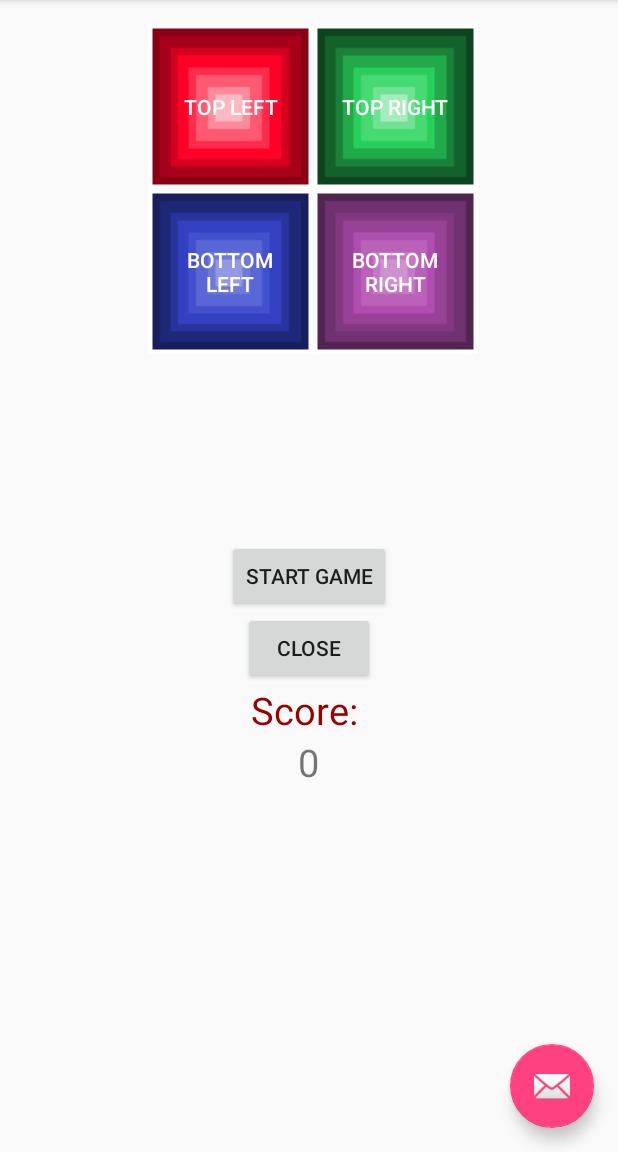
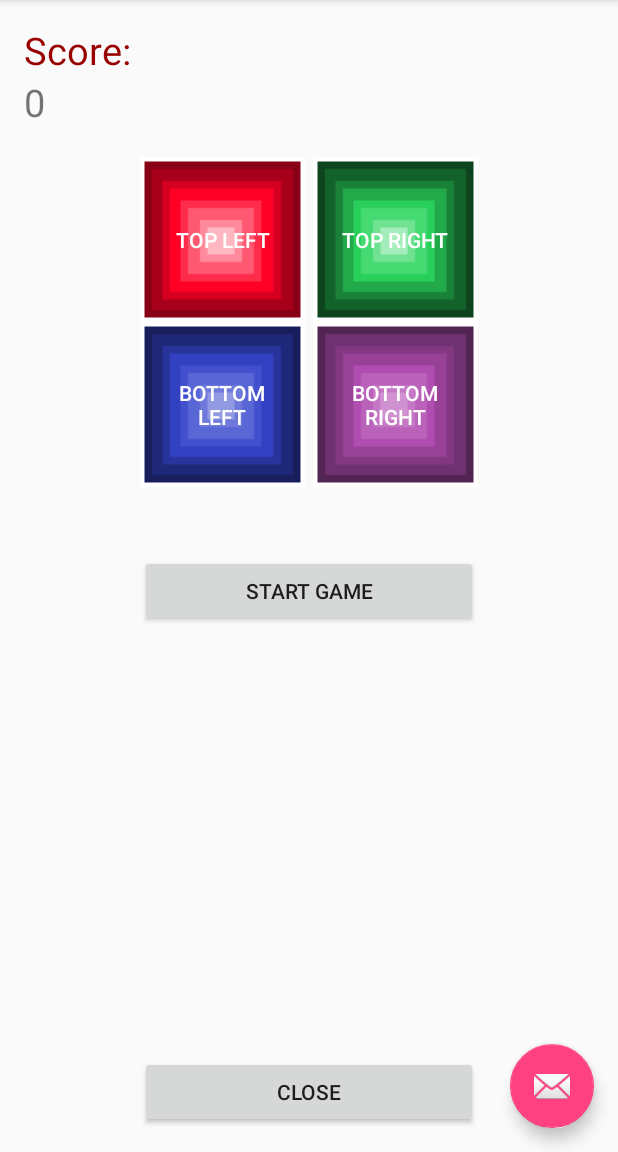
Before and after one commit to Naxess/SimonSays, an Android app: the MainActivity screen opened directly, with no data from a screen before it, on a phone screen of 412 x 824 dp, the part 84-1236 px from its top. Run offline under Robolectric (Android 15) with nearby library versions, the phone set to English and light mode, and no system bars.

Commit message:
4/10/2016

```diff
--- a/app/src/main/res/layout/content_main.xml
+++ b/app/src/main/res/layout/content_main.xml
@@ -21,8 +21,12 @@
         android:text="Start Game"
         android:id="@+id/start"
         android:layout_gravity="center_vertical"
-        android:layout_centerVertical="true"
-        android:layout_centerHorizontal="true" />
+        android:layout_marginTop="45dp"
+        android:layout_below="@+id/bottomleft_button"
+        android:layout_alignRight="@+id/bottomright_button"
+        android:layout_alignEnd="@+id/bottomright_button"
+        android:layout_alignLeft="@+id/bottomleft_button"
+        android:layout_alignStart="@+id/bottomleft_button" />
 
     <Button
         android:id="@+id/topleft_button"
@@ -33,9 +37,9 @@
         android:background="@drawable/button_red"
         android:paddingLeft="10dp"
         android:paddingRight="10dp"
-        android:layout_alignParentTop="true"
-        android:layout_alignRight="@+id/space2"
-        android:layout_alignEnd="@+id/space2" />
+        android:layout_above="@+id/bottomleft_button"
+        android:layout_toLeftOf="@+id/space2"
+        android:layout_toStartOf="@+id/space2" />
 
     <Button
         android:id="@+id/topright_button"
@@ -46,7 +50,7 @@
         android:background="@drawable/button_green"
         android:paddingLeft="10dp"
         android:paddingRight="10dp"
-        android:layout_alignParentTop="true"
+        android:layout_alignBottom="@+id/topleft_button"
         android:layout_toRightOf="@+id/space2"
         android:layout_toEndOf="@+id/space2" />
 
@@ -59,11 +63,10 @@
         android:background="@drawable/button_blue"
         android:paddingLeft="10dp"
         android:paddingRight="10dp"
-        android:layout_below="@+id/topleft_button"
+        android:layout_below="@+id/space3"
+        android:layout_toLeftOf="@+id/space2"
         android:layout_alignLeft="@+id/topleft_button"
-        android:layout_alignStart="@+id/topleft_button"
-        android:layout_alignRight="@+id/space2"
-        android:layout_alignEnd="@+id/space2" />
+        android:layout_alignStart="@+id/topleft_button" />
 
     <Button
         android:id="@+id/bottomright_button"
@@ -74,11 +77,11 @@
         android:background="@drawable/button_purple"
         android:paddingLeft="10dp"
         android:paddingRight="10dp"
-        android:layout_alignTop="@+id/bottomleft_button"
+        android:layout_below="@+id/space3"
+        android:layout_toRightOf="@+id/space2"
+        android:layout_alignBottom="@+id/bottomleft_button"
         android:layout_alignRight="@+id/topright_button"
-        android:layout_alignEnd="@+id/topright_button"
-        android:layout_toRightOf="@+id/space2"
-        android:layout_toEndOf="@+id/space2" />
+        android:layout_alignEnd="@+id/topright_button" />
 
     <TextView
         android:layout_width="wrap_content"
@@ -88,8 +91,9 @@
         android:textColor="#990000"
         android:id="@+id/textView"
         android:layout_gravity="center_vertical"
-        android:layout_below="@+id/mainClose"
-        android:layout_centerHorizontal="true" />
+        android:layout_alignParentTop="true"
+        android:layout_alignParentLeft="true"
+        android:layout_alignParentStart="true" />
 
     <TextView
         android:layout_width="wrap_content"
@@ -101,15 +105,19 @@
         android:layout_y="464dp"
         android:layout_gravity="center_vertical"
         android:layout_below="@+id/textView"
-        android:layout_centerHorizontal="true" />
+        android:layout_toRightOf="@+id/newHighScore"
+        android:layout_toEndOf="@+id/newHighScore" />
 
     <Button
         android:layout_width="wrap_content"
         android:layout_height="wrap_content"
         android:text="Close"
         android:id="@+id/mainClose"
-        android:layout_below="@+id/start"
-        android:layout_centerHorizontal="true" />
+        android:layout_alignBottom="@+id/space2"
+        android:layout_alignLeft="@+id/start"
+        android:layout_alignStart="@+id/start"
+        android:layout_alignRight="@+id/bottomright_button"
+        android:layout_alignEnd="@+id/bottomright_button" />
 
     <TextView
         android:layout_width="wrap_content"
@@ -127,4 +135,13 @@
         android:layout_centerHorizontal="true"
         android:id="@+id/space2" />
 
+    <Space
+        android:layout_width="match_parent"
+        android:layout_height="5dp"
+        android:id="@+id/space3"
+        android:layout_alignParentTop="true"
+        android:layout_alignParentLeft="true"
+        android:layout_alignParentStart="true"
+        android:layout_marginTop="193dp" />
+
 </RelativeLayout>
```
